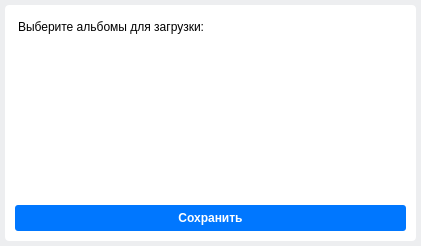
Old version of the form ui/settings_albums_window.ui in the repository khaustova/vk-photos-parser.
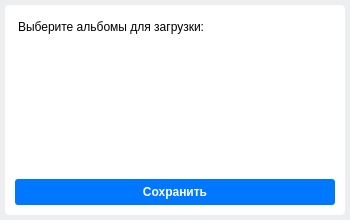
New version of the form. Icons and pictures are not drawn.

Commit message: Resize settings albums window

```diff
--- a/ui/settings_albums_window.ui
+++ b/ui/settings_albums_window.ui
@@ -6,20 +6,20 @@
    <rect>
     <x>0</x>
     <y>0</y>
-    <width>421</width>
-    <height>246</height>
+    <width>350</width>
+    <height>220</height>
    </rect>
   </property>
   <property name="minimumSize">
    <size>
-    <width>421</width>
-    <height>246</height>
+    <width>350</width>
+    <height>220</height>
    </size>
   </property>
   <property name="maximumSize">
    <size>
-    <width>421</width>
-    <height>246</height>
+    <width>350</width>
+    <height>220</height>
    </size>
   </property>
   <property name="windowTitle">
@@ -167,8 +167,8 @@
             <rect>
              <x>0</x>
              <y>0</y>
-             <width>389</width>
-             <height>165</height>
+             <width>318</width>
+             <height>139</height>
             </rect>
            </property>
            <property name="styleSheet">
```
The commit also changes 1 other file.
